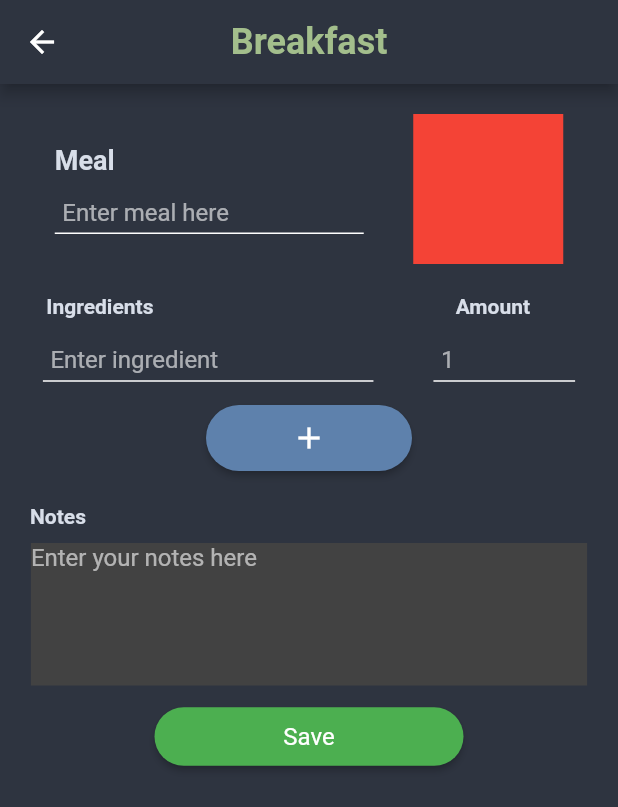
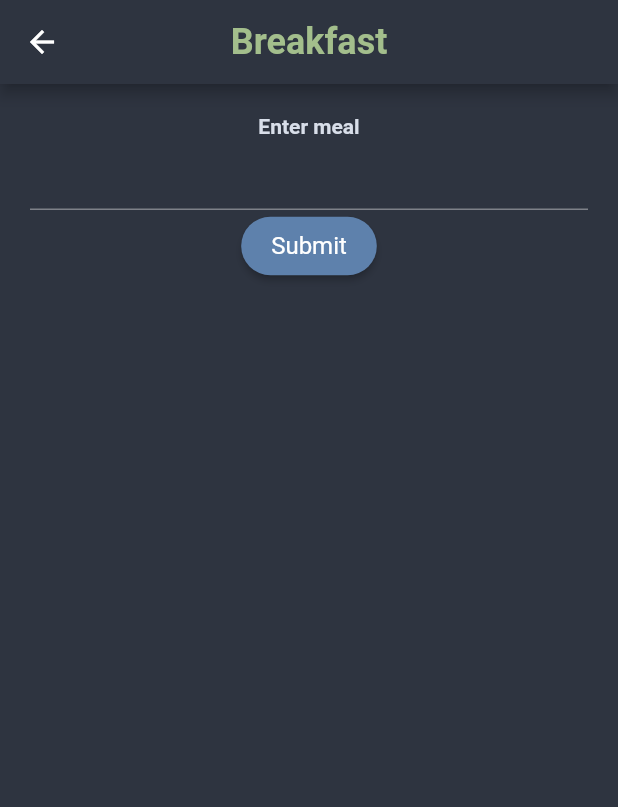
Before and after one commit to HawkieOne/Meal-Planner, a Flutter app: the screen it shows after launch, after a tap on "Change meal", on a phone screen of 412 x 824 dp. Shown: the top 807 px of the screen. Run offline on Flutter 3.47's test engine with Material 2 defaults, Android fonts, the phone set to English and light mode, and no system bars; missing offline and left inert: dart:ffi; Roboto replaces fonts that are missing (Georgia).

Commit message:
Fixed so ingredients and image from custom ica url will be shown

```diff
--- a/lib/widgets/MealInfo.dart
+++ b/lib/widgets/MealInfo.dart
@@ -1,5 +1,6 @@
 import 'package:flutter/cupertino.dart';
 import 'package:flutter/material.dart';
+import 'package:flutter/scheduler.dart';
 import 'package:intl/intl.dart';
 
 import 'package:http/http.dart' as http;
@@ -17,65 +18,28 @@ class MealInfo extends StatefulWidget {
   _MealInfoState createState() => _MealInfoState();
 }
 
-Widget ingredientField() {
+Widget ingredientField(String ingr, String qty) {
   return Row(
     children: [
-      Expanded(flex: 7, child: TextField(
-        decoration: InputDecoration(
-          hintText: 'Enter ingredient',
-          contentPadding: EdgeInsets.all(5.0),
-          isDense: true,
-          enabledBorder: UnderlineInputBorder(
-            borderSide: BorderSide(color: Colors.white),
-          ),
-          focusedBorder: UnderlineInputBorder(
-            borderSide: BorderSide(color: Colors.white),
-          ),
-        ),
-      )),
+      Expanded(flex: 3, child: Text(qty)),
       Padding(padding: const EdgeInsets.all(20)),
-      Expanded(flex: 3, child: TextField(
-        decoration: InputDecoration(
-          hintText: '1',
-          contentPadding: EdgeInsets.all(5.0),
-          isDense: true,
-          enabledBorder: UnderlineInputBorder(
-            borderSide: BorderSide(color: Colors.white),
-          ),
-          focusedBorder: UnderlineInputBorder(
-            borderSide: BorderSide(color: Colors.white),
-          ),
-        ),
-      )),
+      Expanded(flex: 7, child: Text(ingr)),
     ],
   );
 }
 
 class _MealInfoState extends State<MealInfo> {
-  List<Widget> _ingredients = <Widget>[ingredientField()];
-  String _test = "Testing";
-  String urlImg = "";
+  List<Widget> _ingredients = <Widget>[];
+  TextEditingController _controller = TextEditingController();
 
-  void setUrlImg(String url) {
-    setState(() {
-      print(url);
-      urlImg = url;
-    });
-  }
-
-  Future<void> getImageURL() async {
-    http.Response response = await http.get(Uri.parse('https://www.ica.se/recept/busenkel-broccolisoppa-712859/'));
-    if(response.statusCode == 200) {
-      dom.Document document = parser.parse(response.body);
-      var imgList = document.getElementsByClassName('recipe-header__image');
-      setUrlImg(imgList[0].attributes['src'].toString());
-    }
-  }
+  String url = "";
+  bool hasUrl = false;
+  var qtis = [];
+  var ingredients = [];
 
   @override
   void initState() {
     super.initState();
-    getImageURL();
   }
 
   @override
@@ -84,13 +48,9 @@ class _MealInfoState extends State<MealInfo> {
     String title = arguments["title"];
     IconData icon = arguments["icon"];
 
-    void addIngredientWidget() {
-      setState(() {
-        _ingredients.add(ingredientField());
-      });
+    void addIngredientWidget(String ingr, String qty) {
+      _ingredients.add(ingredientField(ingr, qty));
     }
-
-
 
     return Scaffold(
       appBar: AppBar(
@@ -104,7 +64,27 @@ class _MealInfoState extends State<MealInfo> {
       ),
       body: SingleChildScrollView(
         padding: const EdgeInsets.all(20),
-        child: Column(
+        child: hasUrl == true ? FutureBuilder(
+          future: http.get(Uri.parse(url)),
+          builder: (BuildContext context, AsyncSnapshot<dynamic> snapshot) {
+            if (snapshot.connectionState == ConnectionState.done && snapshot.hasData) {
+              dom.Document document = parser.parse(snapshot.data.body);
+              var img = document.getElementsByClassName('recipe-header__image')[0];
+
+              var ingrList = document.getElementById('ingredients')?.getElementsByClassName('ingredients-list-group')[0].
+              getElementsByClassName('ingredients-list-group__card');
+
+              for (var i = 0; i < ingrList!.length - 1; i++) {
+                var qty = ingrList[i].getElementsByTagName('span')[0].innerHtml.replaceAll(RegExp('\\s'), "").replaceAll(RegExp("(?<=\\d)(?=\\D)")," ").replaceAll(RegExp("(?<=\\D)(?=\\d)")," ");
+                var ingredient = ingrList[i].getElementsByTagName('span')[1].innerHtml.replaceAll(RegExp(r'\n'), "").replaceAll(RegExp(r'  '), '');
+                qtis.add(qty);
+                ingredients.add(ingredient);
+                addIngredientWidget(ingredient, qty);
+              }
+              print(qtis);
+              print(ingredients);
+
+              return Column(
                 mainAxisAlignment: MainAxisAlignment.start,
                 children: [
                   Row(
@@ -141,53 +121,10 @@ class _MealInfoState extends State<MealInfo> {
                 Container(
                   width: 100,
                   height: 100,
-                  child: FutureBuilder(
-                    future: http.get(Uri.parse('https://www.ica.se/recept/busenkel-broccolisoppa-712859/')),
-                    builder: (BuildContext context, AsyncSnapshot<dynamic> snapshot) {
-                      if (snapshot.connectionState == ConnectionState.done) {
-                        if (snapshot.hasData) {
-                          dom.Document document = parser.parse(snapshot.data.body);
-                          var imgList = document.getElementsByClassName('recipe-header__image');
-                          return Container(
-                            decoration: BoxDecoration(
-                              borderRadius: BorderRadius.circular(100),
-                            ),
-                            child: Image.network(imgList[0].attributes['src'].toString(),
+                  child: Image.network(img.attributes['src'].toString(),
                   fit: BoxFit.cover
-                            ),
-                          );
-                        }
-                        else{
-                          return Container(
-                              width: 50,
-                              height: 50,
-                              color: Colors.red
-                          );
-                        }
-                      } else{
-                        return Container(
-                          width: 50,
-                          height: 50,
-                          child: Center(
-                              child: CircularProgressIndicator(
-                                color: Colors.blue,
                   )
                 ),
-                        );
-                      }
-                    },
-
-                  ),
-
-                  // Image.network(urlImg,
-                  //         fit: BoxFit.cover
-                  // ),
-
-                ),
-                // Icon(
-                //   icon,
-                //   size: 100,
-                // )
               ],
             ),
             Padding(padding: const EdgeInsets.all(10)),
@@ -195,11 +132,11 @@ class _MealInfoState extends State<MealInfo> {
               width: MediaQuery.of(context).size.width * 0.85,
               child: Row(
                 children: [
-                    Expanded(flex: 7,child: Align(
-                        alignment: Alignment.centerLeft,
+                  Expanded(flex: 2,child: Align(alignment: Alignment.centerLeft,child: Text("Amount"))),
+                  Expanded(flex: 8,child: Align(
+                    alignment: Alignment.center,
                     child: Text("Ingredients"))
                   ),
-                    Expanded(flex: 3,child: Center(child: Text("Amount"))),
                 ],
               ),
             ),
@@ -216,14 +153,14 @@ class _MealInfoState extends State<MealInfo> {
                 },
               ),
             ),
-            ElevatedButton(
-              style: ElevatedButton.styleFrom(
-                // shape: BeveledRectangleBorder(),
-                fixedSize: Size.fromWidth(MediaQuery.of(context).size.width / 3)
-              ),
-              child: const Icon(Icons.add),
-              onPressed: () { addIngredientWidget(); },
-            ),
+            // ElevatedButton(
+            //   style: ElevatedButton.styleFrom(
+            //     // shape: BeveledRectangleBorder(),
+            //     fixedSize: Size.fromWidth(MediaQuery.of(context).size.width / 3)
+            //   ),
+            //   child: const Icon(Icons.add),
+            //   onPressed: () { addIngredientWidget(); },
+            // ),
             Padding(padding: const EdgeInsets.all(10)),
             Align(
               alignment: Alignment.centerLeft,
@@ -238,7 +175,6 @@ class _MealInfoState extends State<MealInfo> {
                   filled: true,
                   fillColor: Colors.grey.shade800,
                   hintText: "Enter your notes here",
-
                 ),
               ),
             ),
@@ -254,8 +190,37 @@ class _MealInfoState extends State<MealInfo> {
               },
             ),
             ],
+            );
+
+          }
+            else {
+              return Container(
+                width: 50,
+                height: 50,
+                child: Center(
+                  child: CircularProgressIndicator(
+                    color: Colors.blue,
+                  )
                 ),
-      )
+              );
+           }
+          },
+        ) : Column(
+              children: [
+                Text("Enter meal"),
+                TextFormField(controller: _controller),
+                ElevatedButton(
+                  onPressed: () {
+                    setState(() {
+                      url = _controller.text;
+                      hasUrl = true;
+                    });
+                  },
+                child: Text("Submit"),
+                ),
+            ],
+          ),
+      ),
     );
   }
 }
```
Lines whose indentation alone changed are shown as unchanged.
